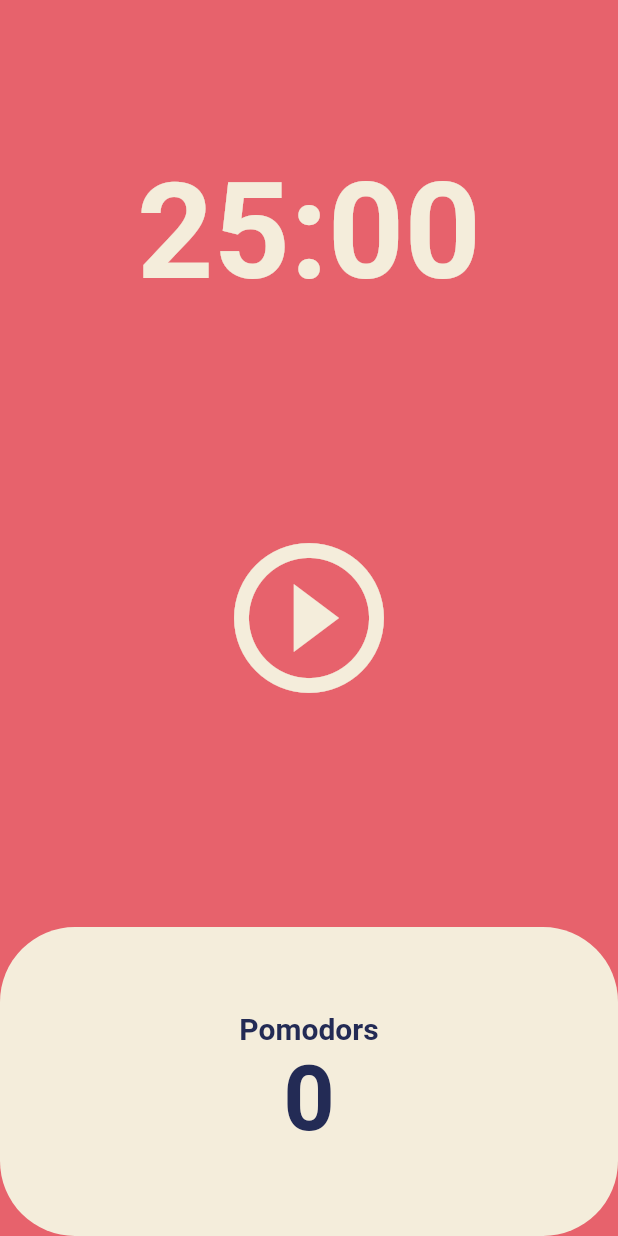
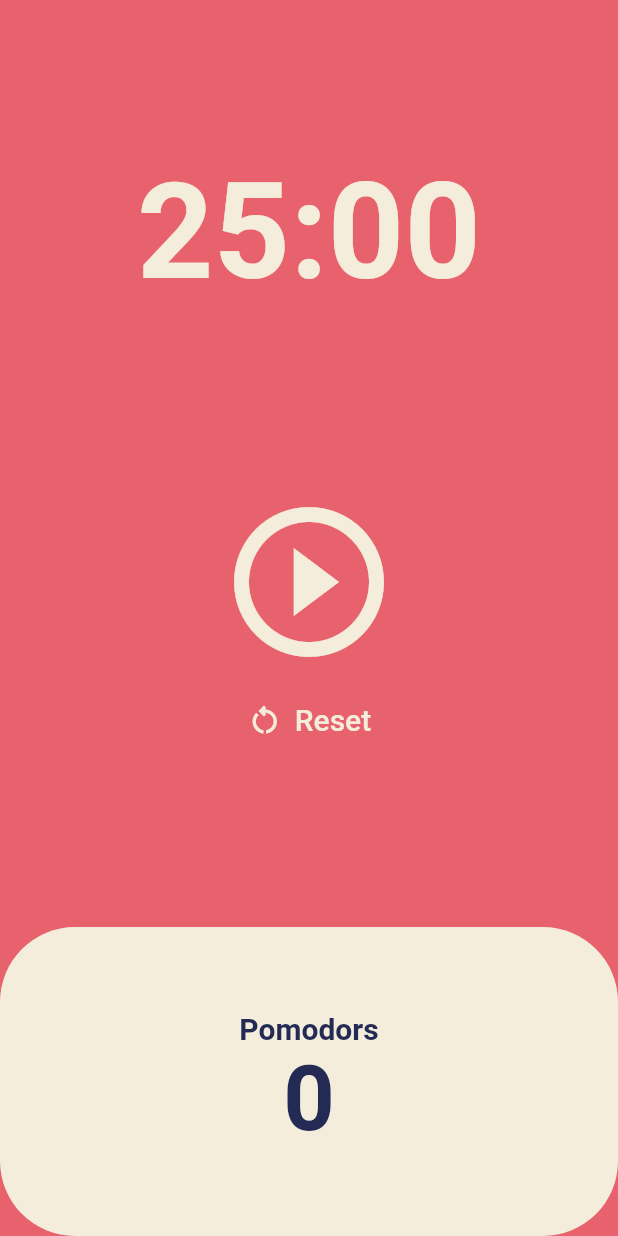
Before and after one commit to inspiringsumin/Flutter-Project, a Flutter app: the screen it shows after launch, on a phone screen of 412 x 824 dp. Run offline on Flutter 3.47's test engine with Material 2 defaults, Android fonts, the phone set to English and light mode, and no system bars.

Commit message:
code challenge

```diff
--- a/Pomodoro/lib/screens/home_screen.dart
+++ b/Pomodoro/lib/screens/home_screen.dart
@@ -48,6 +48,14 @@ class _HomeScreenState extends State<HomeScreen> {
     });
   }
 
+  void onResetPressed() {
+    setState(() {
+      isRunning = false;
+      totalSeconds = twentyFiveMinutes;
+    });
+    timer.cancel();
+  }
+
   String format(int seconds) {
     var duration = Duration(seconds: seconds);
     return duration.toString().split(".").first.substring(2, 7);
@@ -76,11 +84,27 @@ class _HomeScreenState extends State<HomeScreen> {
           Flexible(
             flex: 2,
             child: Center(
-              child: IconButton(
-                iconSize: 120,
-                color: Theme.of(context).cardColor,
-                onPressed: isRunning ? onPausePressed : onStartPressed,
-                icon: Icon(isRunning ? Icons.pause_circle_outline : Icons.play_circle_outline),
+              child: Column(
+                mainAxisAlignment: MainAxisAlignment.center,
+                children: [
+                  IconButton(
+                    iconSize: 120,
+                    color: Theme.of(context).cardColor,
+                    onPressed: isRunning ? onPausePressed : onStartPressed,
+                    icon: Icon(isRunning ? Icons.pause_circle_outline : Icons.play_circle_outline),
+                  ),
+                  TextButton.icon(
+                    onPressed: onResetPressed,
+                    icon: const Icon(Icons.restart_alt_outlined),
+                    label: const Text("Reset",
+                        style: TextStyle(
+                          fontSize: 20,
+                        )),
+                    style: TextButton.styleFrom(
+                      foregroundColor: Theme.of(context).cardColor,
+                    ),
+                  ),
+                ],
               ),
             ),
           ),
```
